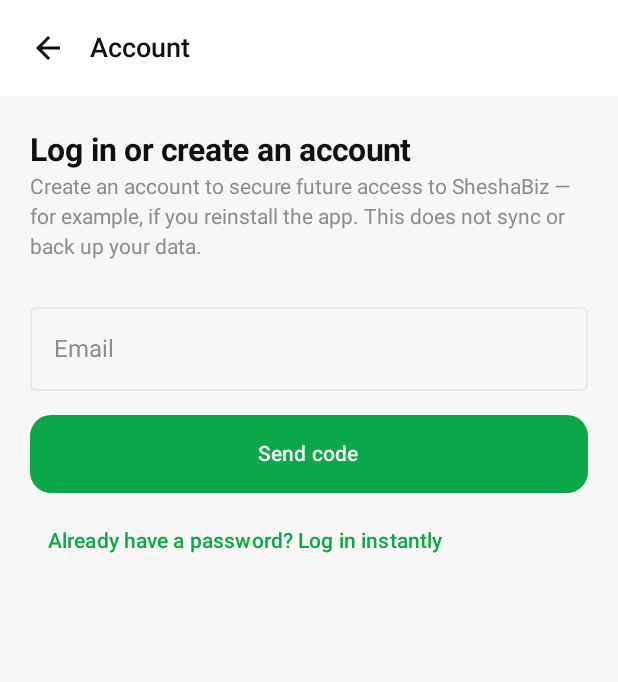
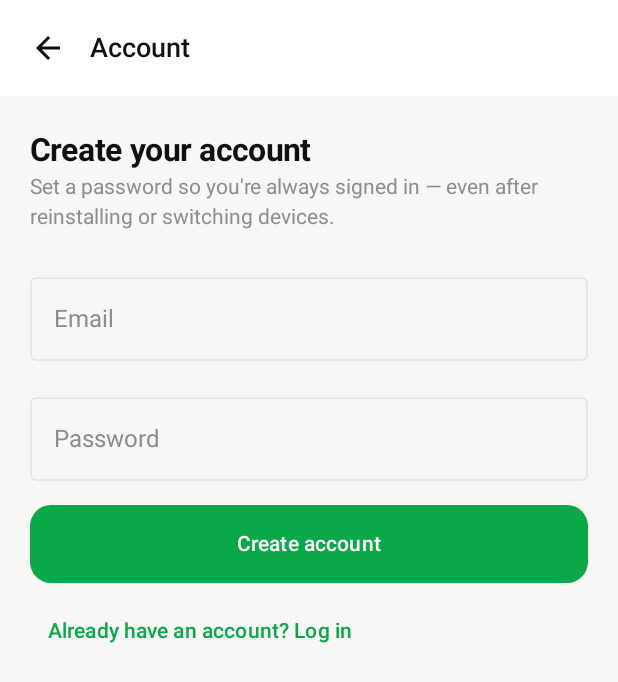
Before and after one commit to thechmanic-sketch/SheshaBiz, an Android app built with Jetpack Compose: the AuthScreen screen opened through its navigation route, after a tap on "Free 7-Day Trial", on a phone screen of 412 x 824 dp. Shown: the top 682 px of the screen. Run offline under Robolectric (Android 15) with nearby library versions, the phone set to English and light mode, and no system bars; our stand-ins replace Room's generated code; 1 statement that could not run was skipped.

Commit message:
Make email+password signup the primary path, OTP a fallback only
Supabase's shared free-tier OTP email is rate-limited and can block
brand-new signups entirely. With "Confirm email" now off in the
Supabase dashboard, a direct email+password signup creates an
account and signs the user in immediately with zero email sent.

- SupabaseAuthClient.signUp() posts to /auth/v1/signup and handles
  all three response shapes: a real session (new account), a 2xx
  with no access_token (email already registered, surfaced as
  Result.failure("ACCOUNT_EXISTS") for the ViewModel to translate),
  and non-2xx errors.
- AuthViewModel.createAccount() validates and calls signUp(),
  logging the user in immediately on success, or flipping the EMAIL
  step into login mode with a friendly message when the account
  already exists.
- AuthScreen's EmailStep now always shows the password field and
  defaults to "Create account" mode; a text link switches to "Log
  in" mode for returning users, which itself offers a secondary
  "log in with a code instead" fallback into the existing OTP flow
  for legacy accounts with no password set yet.
- Bump versionCode/versionName for the release.

Co-Authored-By: Claude Sonnet 5 <noreply@anthropic.com>
Claude-Session: https://claude.ai/code/session_01K9csCt4rvapBhvCoMybEPM

```diff
--- a/app/build.gradle.kts
+++ b/app/build.gradle.kts
@@ -20,8 +20,8 @@ android {
         applicationId = "com.sheshabiz.quickquote"
         minSdk = 21
         targetSdk = 34
-        versionCode = 15
-        versionName = "1.12.0"
+        versionCode = 16
+        versionName = "1.13.0"
 
         testInstrumentationRunner = "androidx.test.runner.AndroidJUnitRunner"
         vectorDrawables { useSupportLibrary = true }
--- a/app/src/main/java/com/sheshabiz/quickquote/ui/auth/AuthScreen.kt
+++ b/app/src/main/java/com/sheshabiz/quickquote/ui/auth/AuthScreen.kt
@@ -15,6 +15,7 @@ import androidx.compose.foundation.shape.RoundedCornerShape
 import androidx.compose.foundation.verticalScroll
 import androidx.compose.material3.MaterialTheme
 import androidx.compose.material3.Text
+import androidx.compose.material3.TextButton
 import androidx.compose.runtime.Composable
 import androidx.compose.runtime.LaunchedEffect
 import androidx.compose.runtime.collectAsState
@@ -32,11 +33,11 @@ import com.sheshabiz.quickquote.ui.common.ScreenHeader
 import com.sheshabiz.quickquote.ui.subscription.SubscriptionPlan
 
 /**
- * Single-screen login: pick how to start (free trial or a paid plan), then email entry
- * (with an instant email+password alternative for returning users, see [AuthViewModel.
- * togglePasswordLogin]), then OTP code entry, then an optional set-a-password step — all
- * switching in place (no separate nav route per step, mirroring
- * [com.sheshabiz.quickquote.ui.lock.PinSetupScreen]).
+ * Single-screen login: pick how to start (free trial or a paid plan), then email+password entry
+ * — account creation by default, or login mode for returning users (see [AuthViewModel.
+ * toggleReturningUser]) — with OTP code entry and an optional set-a-password step reachable only
+ * as an explicit fallback for legacy no-password accounts, all switching in place (no separate
+ * nav route per step, mirroring [com.sheshabiz.quickquote.ui.lock.PinSetupScreen]).
  *
  * This is login only. It never syncs, pushes, or pulls any business data — a successful
  * verification only stores a session via [com.sheshabiz.quickquote.data.prefs.AuthPreferences].
@@ -153,14 +154,17 @@ private fun StartOptionCard(
 @Composable
 private fun EmailStep(state: AuthUiState, viewModel: AuthViewModel) {
     Text(
-        text = "Log in or create an account",
+        text = if (state.isReturningUser) "Log in" else "Create your account",
         style = MaterialTheme.typography.headlineSmall,
         fontWeight = FontWeight.Bold
     )
     Spacer(Modifier.height(4.dp))
     Text(
-        text = "Create an account to secure future access to SheshaBiz — for example, if you reinstall the app. " +
-            "This does not sync or back up your data.",
+        text = if (state.isReturningUser) {
+            "Enter your email and password."
+        } else {
+            "Set a password so you're always signed in — even after reinstalling or switching devices."
+        },
         style = MaterialTheme.typography.bodyMedium,
         color = MaterialTheme.colorScheme.onSurfaceVariant
     )
@@ -176,7 +180,6 @@ private fun EmailStep(state: AuthUiState, viewModel: AuthViewModel) {
     )
     Spacer(Modifier.height(16.dp))
 
-    if (state.showPasswordLogin) {
     QQTextField(
         value = state.password,
         onValueChange = viewModel::onPasswordChange,
@@ -187,7 +190,6 @@ private fun EmailStep(state: AuthUiState, viewModel: AuthViewModel) {
         visualTransformation = PasswordVisualTransformation()
     )
     Spacer(Modifier.height(16.dp))
-    }
 
     if (state.errorMessage != null) {
         Text(
@@ -198,22 +200,30 @@ private fun EmailStep(state: AuthUiState, viewModel: AuthViewModel) {
         Spacer(Modifier.height(12.dp))
     }
 
-    if (state.showPasswordLogin) {
+    if (state.isReturningUser) {
         QQPrimaryButton(
             text = "Log in",
             onClick = viewModel::loginWithPassword,
             loading = state.isPasswordLoggingIn
         )
         Spacer(Modifier.height(8.dp))
-        QQTextActionButton(text = "Use a code instead", onClick = viewModel::togglePasswordLogin)
+        QQTextActionButton(text = "New here? Create an account", onClick = viewModel::toggleReturningUser)
+        Spacer(Modifier.height(4.dp))
+        TextButton(onClick = viewModel::sendCode) {
+            Text(
+                text = "Forgot your password? Log in with a code instead",
+                style = MaterialTheme.typography.bodySmall,
+                color = MaterialTheme.colorScheme.onSurfaceVariant
+            )
+        }
     } else {
         QQPrimaryButton(
-            text = "Send code",
-            onClick = viewModel::sendCode,
-            loading = state.isSendingCode
+            text = "Create account",
+            onClick = viewModel::createAccount,
+            loading = state.isCreatingAccount
         )
         Spacer(Modifier.height(8.dp))
-        QQTextActionButton(text = "Already have a password? Log in instantly", onClick = viewModel::togglePasswordLogin)
+        QQTextActionButton(text = "Already have an account? Log in", onClick = viewModel::toggleReturningUser)
     }
 }
 
```
Also changed, not shown: app/src/main/java/com/sheshabiz/quickquote/data/remote/SupabaseAuthClient.kt (+36 -0 lines), app/src/main/java/com/sheshabiz/quickquote/ui/auth/AuthViewModel.kt (+63 -10 lines). Lines whose indentation alone changed are shown as unchanged.
